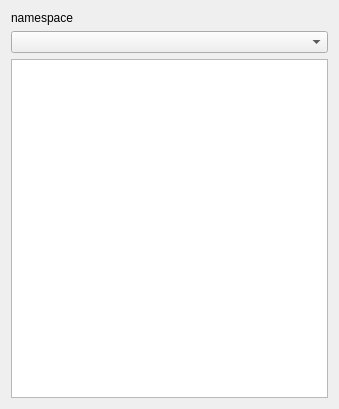
Old version of the form rqt_controller_manager/resource/controller_manager.ui in the repository ros2-gbp/ros2_control-release.
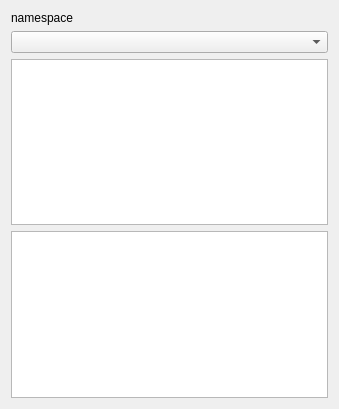
New version of the form.

The edit to the form file:
```diff
--- a/rqt_controller_manager/resource/controller_manager.ui
+++ b/rqt_controller_manager/resource/controller_manager.ui
@@ -70,6 +70,40 @@
      </attribute>
     </widget>
    </item>
+   <item>
+    <widget class="QTableView" name="hw_table_view">
+      <property name="sizePolicy">
+       <sizepolicy hsizetype="Expanding" vsizetype="Expanding">
+        <horstretch>0</horstretch>
+        <verstretch>0</verstretch>
+       </sizepolicy>
+      </property>
+      <property name="alternatingRowColors">
+       <bool>true</bool>
+      </property>
+      <property name="selectionMode">
+       <enum>QAbstractItemView::NoSelection</enum>
+      </property>
+      <property name="selectionBehavior">
+       <enum>QAbstractItemView::SelectRows</enum>
+      </property>
+      <property name="showGrid">
+       <bool>false</bool>
+      </property>
+      <property name="sortingEnabled">
+       <bool>false</bool>
+      </property>
+      <attribute name="horizontalHeaderCascadingSectionResizes">
+       <bool>false</bool>
+      </attribute>
+      <attribute name="horizontalHeaderStretchLastSection">
+       <bool>true</bool>
+      </attribute>
+      <attribute name="verticalHeaderVisible">
+       <bool>false</bool>
+      </attribute>
+     </widget>
+   </item>
   </layout>
  </widget>
  <resources/>
```
Left out of the diff: 2 changed lines with no effect on the pictures.
